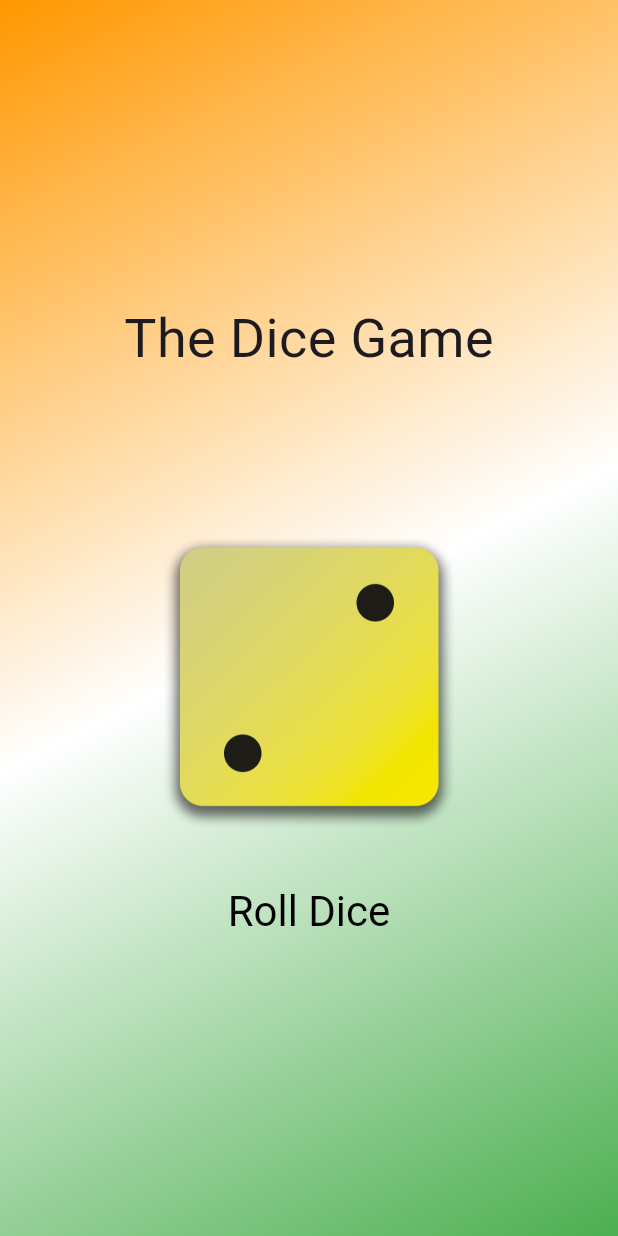
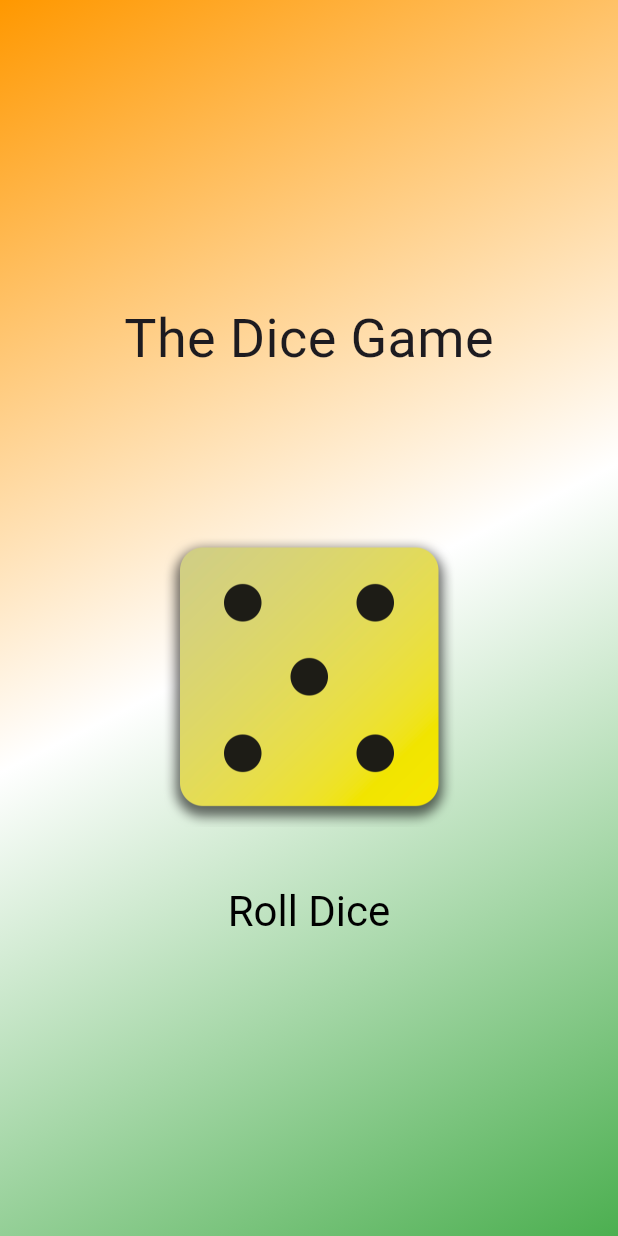
Before and after one commit to sudiptakrsarkarai/flutter, a Flutter app: the screen it shows after launch, after a tap on "Roll Dice", on a phone screen of 412 x 824 dp. Run offline on Flutter 3.47's test engine with Material 3 defaults, Android fonts, the phone set to English and light mode, and no system bars.

Commit message:
Dice App With Stateful Widget

```diff
--- /dev/null
+++ b/lib/dice.dart
@@ -0,0 +1,50 @@
+import 'package:flutter/material.dart';
+import 'dart:math';
+
+class DiceRoller extends StatefulWidget {
+  const DiceRoller({super.key});
+  @override
+  State<DiceRoller> createState() {
+    return _DiceRollerState();
+  }
+}
+
+class _DiceRollerState extends State<DiceRoller> {
+  var diceCount = 'lib/asset/dice-1.png';
+  void rollDice() {
+    var diceRoll = Random().nextInt(6) + 1;
+    setState(() {
+      diceCount = 'lib/asset/dice-$diceRoll.png';
+    });
+  }
+
+  @override
+  Widget build(context) {
+    return Column(
+      mainAxisSize: MainAxisSize.min,
+      children: [
+        Text(
+          'The Dice Game',
+          textAlign: TextAlign.start,
+          style: TextStyle(fontSize: 36),
+        ),
+        Padding(padding: EdgeInsets.only(top: 100)),
+        Image.asset(
+          diceCount,
+          width: 200,
+        ),
+        const SizedBox(
+          height: 20,
+        ),
+        TextButton(
+          onPressed: rollDice,
+          style: TextButton.styleFrom(
+              padding: EdgeInsets.only(top: 20),
+              foregroundColor: Color(0xff000000),
+              textStyle: const TextStyle(fontSize: 28)),
+          child: const Text("Roll Dice"),
+        ),
+      ],
+    );
+  }
+}
--- a/lib/grad.dart
+++ b/lib/grad.dart
@@ -1,13 +1,10 @@
 import 'package:flutter/material.dart';
+import 'dice.dart';
 
 class GradientContainer extends StatelessWidget {
   //GradientContainer({key}):super(key: key); //my key arg is returned to parent class
-  GradientContainer({super.key, required this.colors});
+  const GradientContainer({super.key, required this.colors});
   final List<Color> colors;
-  var diceCount = 'lib/asset/dice-1.png';
-  void rollDice() {
-    diceCount = 'lib/asset/dice-3.png';
-  }
 
   @override //extra meta data added to this annotation
   Widget build(context) {
@@ -20,32 +17,7 @@ class GradientContainer extends StatelessWidget {
         ),
       ),
       child: Center(
-        child: Column(
-          mainAxisSize: MainAxisSize.min,
-          children: [
-            Text(
-              'The Dice Game',
-              textAlign: TextAlign.start,
-              style: TextStyle(fontSize: 36),
-            ),
-            Padding(padding: EdgeInsets.only(top: 100)),
-            Image.asset(
-              'lib/asset/dice-2.png',
-              width: 200,
-            ),
-            const SizedBox(
-              height: 20,
-            ),
-            TextButton(
-              onPressed: rollDice,
-              style: TextButton.styleFrom(
-                  padding: EdgeInsets.only(top: 20),
-                  foregroundColor: Color(0xff000000),
-                  textStyle: const TextStyle(fontSize: 28)),
-              child: const Text("Roll Dice"),
-            ),
-          ],
-        ),
+        child: DiceRoller(),
       ),
     );
   }
```
